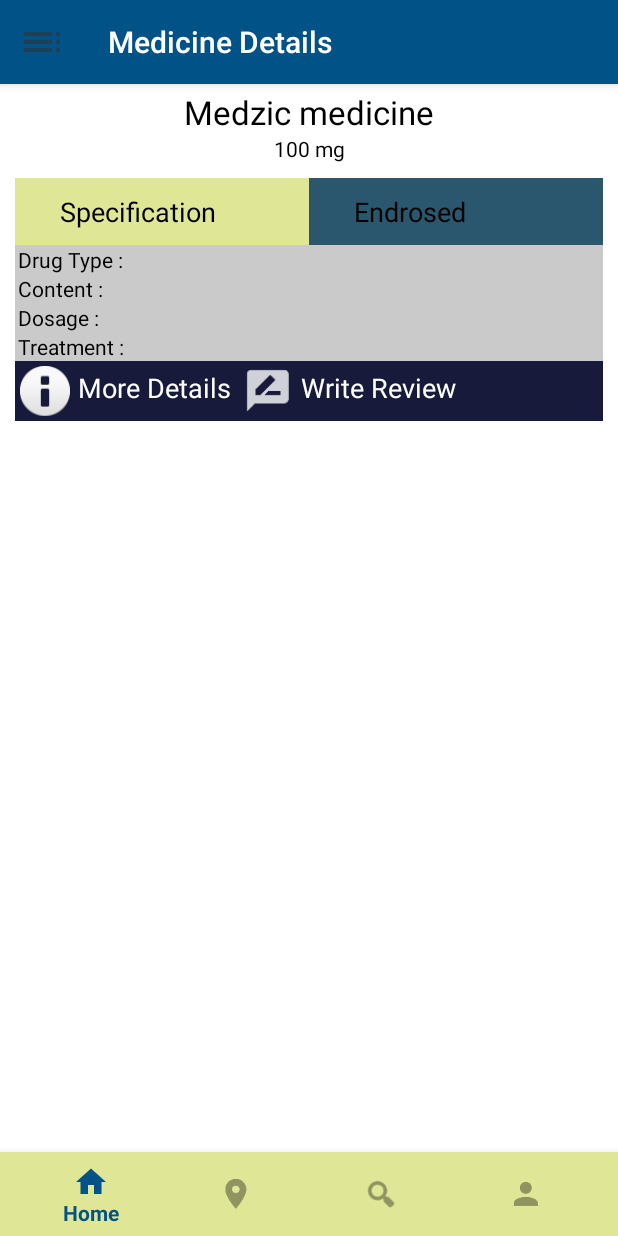
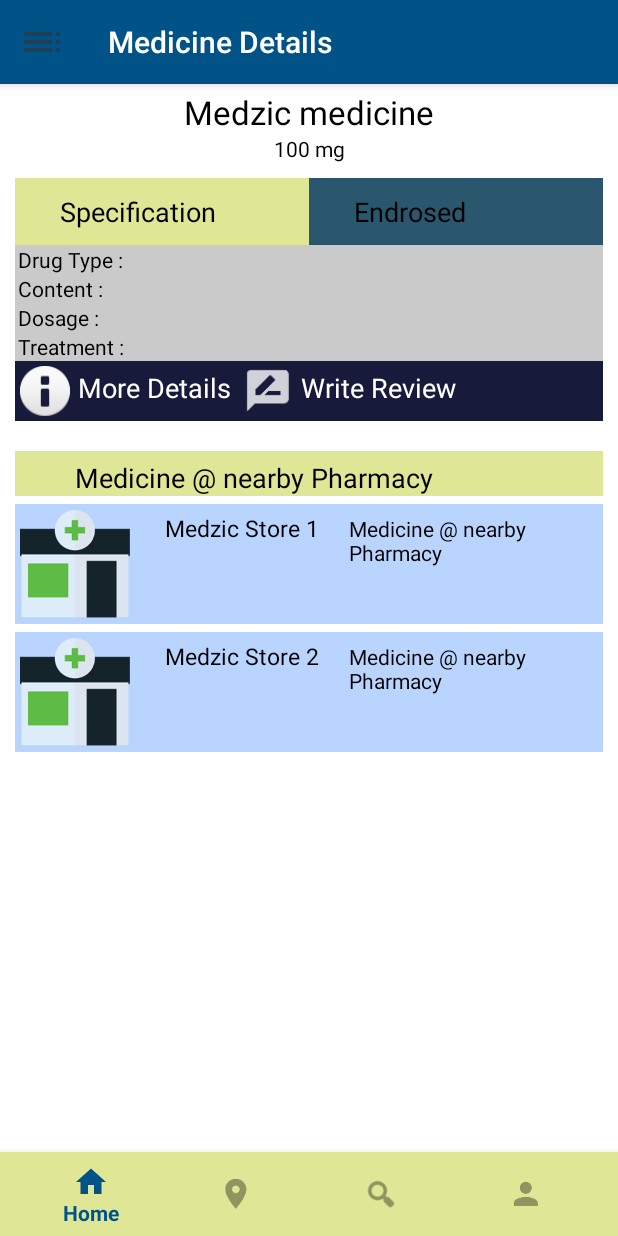
Before and after one commit to santosh-desai/my_first_app_med, an Android app: the MedicineDetailsActivity screen opened directly, with no data from a screen before it, on a phone screen of 412 x 824 dp. Run offline under Robolectric (Android 15) with nearby library versions, the phone set to English and light mode, and no system bars.

Commit message:
update details page - store block

```diff
--- a/Medzic/app/src/main/res/layout/content_medicine_details.xml
+++ b/Medzic/app/src/main/res/layout/content_medicine_details.xml
@@ -25,6 +25,7 @@
         android:text="100 mg"/>
 
     <LinearLayout
+        android:id="@+id/layout1"
         android:layout_width="match_parent"
         android:layout_height="wrap_content"
         android:layout_below="@id/medicinedetail"
@@ -211,4 +212,98 @@
         </LinearLayout>
 
     </LinearLayout>
+
+    <LinearLayout
+        android:layout_width="match_parent"
+        android:layout_height="wrap_content"
+        android:layout_below="@id/layout1"
+        android:orientation="vertical"
+        android:padding="10dp">
+        <LinearLayout
+            android:layout_width="fill_parent"
+            android:layout_height="wrap_content"
+            android:background="@color/entrybtnsColor"
+            android:orientation="horizontal">
+
+
+            <TextView
+                android:layout_width="wrap_content"
+                android:layout_height="wrap_content"
+                android:layout_marginLeft="40dp"
+                android:layout_marginTop="5dp"
+
+                android:text="Medicine @ nearby Pharmacy"
+                android:textColor="#000000"
+                android:textSize="18dp" />
+
+
+        </LinearLayout>
+        <LinearLayout
+            android:layout_width="fill_parent"
+            android:layout_height="wrap_content"
+            android:background="#b9d4ff"
+            android:layout_marginTop="5dp"
+            android:orientation="horizontal">
+
+            <ImageView
+                android:layout_width="80dp"
+                android:layout_height="80dp"
+                android:padding="3dp"
+                android:src="@drawable/onboarding3" />
+
+            <TextView
+                android:layout_width="wrap_content"
+                android:layout_height="wrap_content"
+                android:layout_marginLeft="20dp"
+                android:layout_marginTop="5dp"
+                android:text="Medzic Store 1"
+                android:singleLine="true"
+                android:textColor="#000000"
+                android:textSize="15dp"
+                />
+
+            <TextView
+                android:layout_width="wrap_content"
+                android:layout_height="wrap_content"
+                android:layout_marginLeft="20dp"
+                android:layout_marginTop="5dp"
+                android:text="Medicine @ nearby Pharmacy"
+                android:textColor="#000000" />
+
+        </LinearLayout>
+        <LinearLayout
+            android:layout_width="fill_parent"
+            android:layout_height="wrap_content"
+            android:background="#b9d4ff"
+            android:layout_marginTop="5dp"
+            android:orientation="horizontal">
+
+            <ImageView
+                android:layout_width="80dp"
+                android:layout_height="80dp"
+                android:padding="3dp"
+                android:src="@drawable/onboarding3" />
+
+            <TextView
+                android:layout_width="wrap_content"
+                android:layout_height="wrap_content"
+                android:layout_marginLeft="20dp"
+                android:layout_marginTop="5dp"
+                android:text="Medzic Store 2"
+                android:singleLine="true"
+                android:textColor="#000000"
+                android:textSize="15dp"
+                />
+
+            <TextView
+                android:layout_width="wrap_content"
+                android:layout_height="wrap_content"
+                android:layout_marginLeft="20dp"
+                android:layout_marginTop="5dp"
+                android:text="Medicine @ nearby Pharmacy"
+                android:textColor="#000000" />
+
+        </LinearLayout>
+
+    </LinearLayout>
 </RelativeLayout>
```
